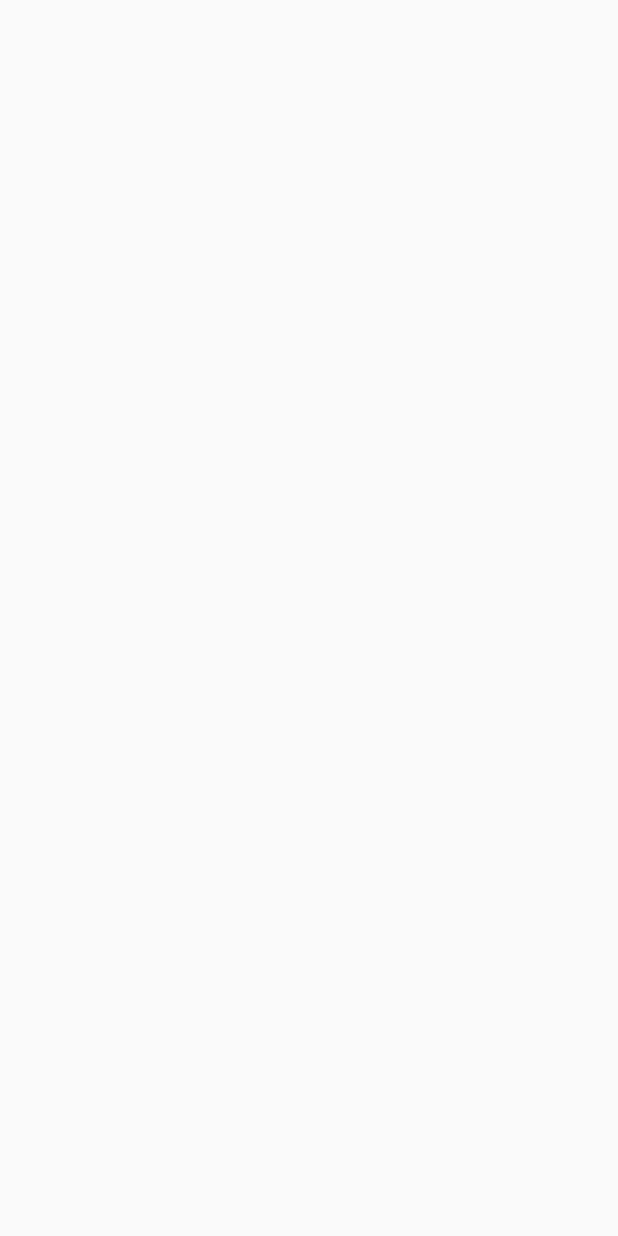
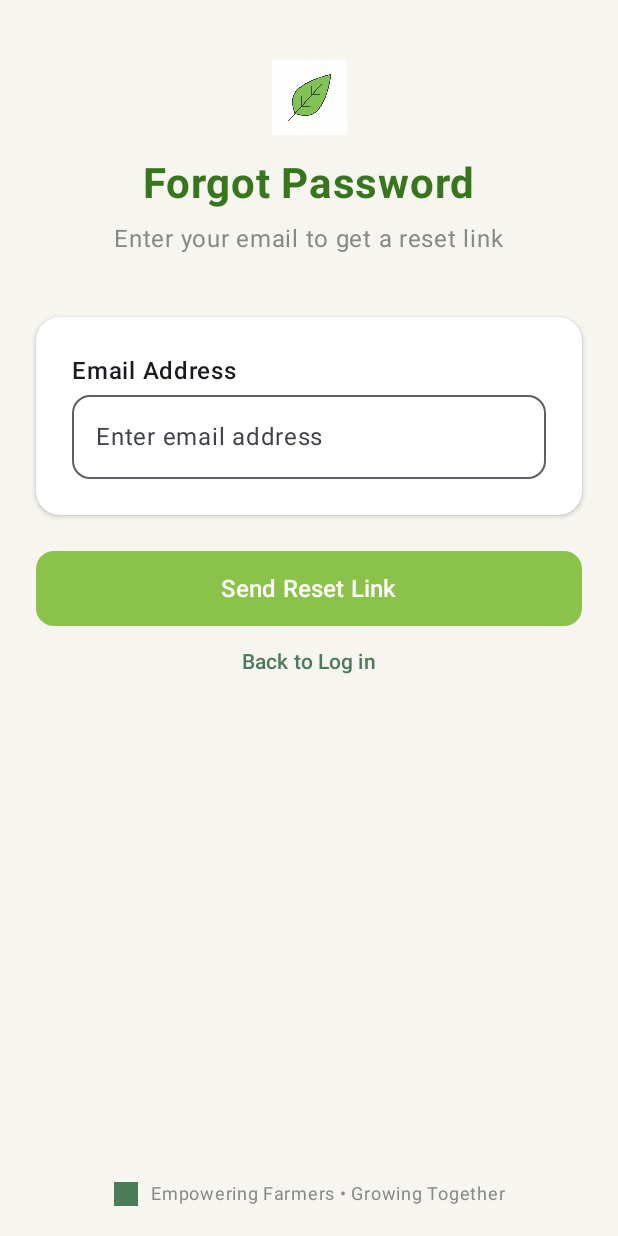
Before and after one commit to Parth4210/SmartCropAdvisorySystem, an Android app built with Jetpack Compose: the login_flow screen opened through its navigation route, on a phone screen of 412 x 824 dp. Before the commit the screen is empty. Run offline under Robolectric (Android 15) with nearby library versions, the phone set to English and light mode, and no system bars.

Commit message:
Made Registeration & Forgot Password Page. Added Two ViewModels For authentication.

```diff
--- a/app/build.gradle.kts
+++ b/app/build.gradle.kts
@@ -64,6 +64,7 @@ dependencies {
     //For Location Services
 
     implementation("com.google.android.gms:play-services-location:21.2.0")
+    implementation("androidx.lifecycle:lifecycle-viewmodel-compose:2.8.0")
     //
     //// For Networking (for API calls)
     implementation("com.squareup.retrofit2:retrofit:2.9.0")
@@ -71,6 +72,7 @@ dependencies {
     implementation("com.squareup.moshi:moshi-kotlin:1.14.0")
     implementation("androidx.lifecycle:lifecycle-viewmodel-compose:2.8.2")
     implementation("androidx.compose.material:material-icons-extended")
+    implementation("androidx.lifecycle:lifecycle-viewmodel-compose:2.8.0")
 
 
 
--- /dev/null
+++ b/app/src/main/java/com/samadhanl/smartcropadivsorysystem/Components/ForgotPassword.kt
@@ -0,0 +1,101 @@
+// In file: ForgotPassword.kt
+package com.samadhanl.smartcropadivsorysystem
+
+import android.widget.Toast
+import androidx.compose.foundation.layout.*
+import androidx.compose.foundation.rememberScrollState
+import androidx.compose.foundation.shape.RoundedCornerShape
+import androidx.compose.foundation.verticalScroll
+import androidx.compose.material3.*
+import androidx.compose.runtime.*
+import androidx.compose.ui.Alignment
+import androidx.compose.ui.Modifier
+import androidx.compose.ui.graphics.Color
+import androidx.compose.ui.platform.LocalContext
+import androidx.compose.ui.text.input.KeyboardType
+import androidx.compose.ui.tooling.preview.Preview
+import androidx.compose.ui.unit.dp
+import androidx.compose.ui.unit.sp
+import androidx.lifecycle.viewmodel.compose.viewModel
+import com.samadhanl.smartcropadivsorysystem.ui.theme.SmartCropAdivsorySystemTheme
+
+@Composable
+fun ForgotPasswordScreen(
+    onSendLinkClicked: () -> Unit,
+    onBackToLoginClicked: () -> Unit,
+    viewModel: ForgotPasswordViewModel = viewModel() // Get an instance of the ViewModel
+) {
+    val uiState by viewModel.uiState.collectAsState() // Observe the state from the ViewModel
+    val context = LocalContext.current
+
+    Scaffold(
+        containerColor = Color(0xFFF7F5F0)
+    ) { innerPadding ->
+        Column(
+            modifier = Modifier
+                .fillMaxSize()
+                .padding(innerPadding)
+                .padding(horizontal = 24.dp)
+                .verticalScroll(rememberScrollState()),
+            horizontalAlignment = Alignment.CenterHorizontally
+        ) {
+            // Header Section
+            AuthHeader(title = "Forgot Password", subtitle = "Enter your email to get a reset link")
+
+            // Form Section
+            Card(
+                modifier = Modifier.fillMaxWidth(),
+                shape = RoundedCornerShape(16.dp),
+                colors = CardDefaults.cardColors(containerColor = Color.White),
+                elevation = CardDefaults.cardElevation(defaultElevation = 2.dp)
+            ) {
+                Column(modifier = Modifier.padding(24.dp)) {
+                    // This text field is now connected to the ViewModel
+                    AuthTextField(
+                        value = uiState.email,
+                        onValueChange = viewModel::onEmailChange,
+                        label = "Email Address",
+                        keyboardType = KeyboardType.Email,
+                        error = uiState.emailError // Pass the error message from the ViewModel
+                    )
+                }
+            }
+
+            Spacer(Modifier.height(24.dp))
+
+            // Buttons Section
+            Button(
+                onClick = {
+                    // The ViewModel's validation logic is called here
+                    viewModel.onSendLinkClicked {
+                        // This block only runs if the email is valid
+                        Toast.makeText(context, "Reset link sent!", Toast.LENGTH_SHORT).show()
+                        onSendLinkClicked()
+                    }
+                },
+                modifier = Modifier
+                    .fillMaxWidth()
+                    .height(50.dp),
+                colors = ButtonDefaults.buttonColors(containerColor = Color(0xFF8BC34A)),
+                shape = RoundedCornerShape(12.dp)
+            ) {
+                Text("Send Reset Link", fontSize = 16.sp)
+            }
+            TextButton(onClick = onBackToLoginClicked) {
+                Text("Back to Log in", color = Color(0xFF4A7C59))
+            }
+
+            Spacer(Modifier.weight(1f)) // Pushes footer to the bottom
+            AuthFooter()
+            Spacer(Modifier.height(16.dp))
+        }
+    }
+}
+
+@Preview(showBackground = true)
+@Composable
+fun ForgotPasswordScreenPreview() {
+    SmartCropAdivsorySystemTheme {
+        ForgotPasswordScreen(onSendLinkClicked = {}, onBackToLoginClicked = {})
+    }
+}
--- /dev/null
+++ b/app/src/main/java/com/samadhanl/smartcropadivsorysystem/Components/ForgotPasswordViewModel.kt
@@ -0,0 +1,38 @@
+// In file: ForgotPasswordViewModel.kt
+package com.samadhanl.smartcropadivsorysystem
+
+import androidx.lifecycle.ViewModel
+import kotlinx.coroutines.flow.MutableStateFlow
+import kotlinx.coroutines.flow.asStateFlow
+import kotlinx.coroutines.flow.update
+import android.util.Patterns
+
+// Holds the current state of the forgot password form
+data class ForgotPasswordUiState(
+    val email: String = "",
+    val emailError: String? = null
+)
+
+class ForgotPasswordViewModel : ViewModel() {
+    private val _uiState = MutableStateFlow(ForgotPasswordUiState())
+    val uiState = _uiState.asStateFlow()
+
+    fun onEmailChange(email: String) {
+        // Update the email value and clear any previous error
+        _uiState.update { it.copy(email = email, emailError = null) }
+    }
+
+    fun onSendLinkClicked(onSuccess: () -> Unit) {
+        val email = _uiState.value.email
+
+        // --- Validation Rule ---
+        if (!Patterns.EMAIL_ADDRESS.matcher(email).matches()) {
+            _uiState.update { it.copy(emailError = "Please enter a valid email address") }
+            return // Stop execution if email is invalid
+        }
+
+        // If validation is successful, clear any errors and call the success lambda
+        _uiState.update { it.copy(emailError = null) }
+        onSuccess()
+    }
+}
--- a/app/src/main/java/com/samadhanl/smartcropadivsorysystem/Components/LoginFlow.kt
+++ b/app/src/main/java/com/samadhanl/smartcropadivsorysystem/Components/LoginFlow.kt
@@ -4,39 +4,32 @@ import androidx.compose.animation.Crossfade
 import androidx.compose.runtime.Composable
 import androidx.lifecycle.viewmodel.compose.viewModel
 import androidx.navigation.NavController
-import com.samadhanl.smartcropadivsorysystem.MarketPriceScreen
+import com.samadhanl.smartcropadivsorysystem.ForgotPasswordScreen
+import com.samadhanl.smartcropadivsorysystem.RegistrationScreen
 import com.samadhanl.smartcropadivsorysystem.ViewModel.AuthViewModel
-//import com.samadhanl.smartcropadivsorysystem.Components.SoilHealthScreen // <-- Add this import statement
-import com.samadhanl.smartcropadivsorysystem.SoilHealthScreen
 
-// --- Composable that handles showing Splash or Login ---
 @Composable
 fun LoginFlow(navController: NavController, authViewModel: AuthViewModel = viewModel()) {
     val uiState = authViewModel.uiState
-    Crossfade(targetState = uiState.showSplash) { isShowingSplash ->
+
+    // Temporarily disable splash for testing
+    uiState.showSplash = false
+
+    Crossfade(targetState = false) { isShowingSplash ->
         if (isShowingSplash) {
-            // SplashScreen()
+            // SplashScreen() would go here
         } else {
-            // --- TEMPORARY CHANGE FOR TESTING ---
-            // Directly showing SoilHealthScreen and skipping login.
-            //SoilHealthScreen(onNavigateBack = { }) // You need to provide any required parameters like this.
-            MarketPriceScreen(onNavigateBack = { navController.popBackStack() })
-            }
-            /* <-- Start of comment
-            // The original LoginScreen is now commented out.
-            LoginScreen(
-                uiState = uiState,
-                onMobileChange = authViewModel::onMobileChange,
-                onEmailChange = authViewModel::onEmailChange,
-                onPasswordChange = authViewModel::onPasswordChange,
-                onLogin = {
-                    authViewModel.onLoginClicked {
-                        navController.navigate("SoilHealth") {
-                            popUpTo("login_flow") { inclusive = true }
-                        }
-                    }
-                }
+            // --- The RegistrationScreen is now correctly placed inside the else block ---
+            /*RegistrationScreen(
+                onRegisterSuccess = { *//* Does nothing for now *//* },
+                onLoginClicked = { *//* Does nothing for now *//* }
+            )*/
+
+            ForgotPasswordScreen(
+                onSendLinkClicked = { /* Does nothing for now */ },
+                onBackToLoginClicked = { /* Does nothing for now */ }
             )
-            */ // <-- End of comment
+
         }
     }
+}
--- /dev/null
+++ b/app/src/main/java/com/samadhanl/smartcropadivsorysystem/Components/Registeration.kt
@@ -0,0 +1,192 @@
+// In file: Registration.kt
+package com.samadhanl.smartcropadivsorysystem
+
+import android.widget.Toast
+import androidx.compose.foundation.Image
+import androidx.compose.foundation.layout.*
+import androidx.compose.foundation.rememberScrollState
+import androidx.compose.foundation.shape.RoundedCornerShape
+import androidx.compose.foundation.text.KeyboardOptions
+import androidx.compose.foundation.verticalScroll
+import androidx.compose.material3.*
+import androidx.compose.runtime.*
+import androidx.compose.ui.Alignment
+import androidx.compose.ui.Modifier
+import androidx.compose.ui.graphics.Color
+import androidx.compose.ui.platform.LocalContext
+import androidx.compose.ui.res.painterResource
+import androidx.compose.ui.text.font.FontWeight
+import androidx.compose.ui.text.input.KeyboardType
+import androidx.compose.ui.text.input.PasswordVisualTransformation
+import androidx.compose.ui.text.input.VisualTransformation
+import androidx.compose.ui.text.style.TextAlign
+import androidx.compose.ui.tooling.preview.Preview
+import androidx.compose.ui.unit.dp
+import androidx.compose.ui.unit.sp
+import androidx.lifecycle.viewmodel.compose.viewModel // <-- Important import
+import com.samadhanl.smartcropadivsorysystem.ui.theme.SmartCropAdivsorySystemTheme
+
+@Composable
+fun RegistrationScreen(
+    onRegisterSuccess: () -> Unit,
+    onLoginClicked: () -> Unit,
+    viewModel: RegistrationViewModel = viewModel() // Get an instance of the ViewModel
+) {
+    val uiState by viewModel.uiState.collectAsState() // Observe the state from the ViewModel
+    val context = LocalContext.current
+
+    Scaffold(
+        containerColor = Color(0xFFF7F5F0)
+    ) { innerPadding ->
+        Column(
+            modifier = Modifier
+                .fillMaxSize()
+                .padding(innerPadding)
+                .padding(horizontal = 24.dp)
+                .verticalScroll(rememberScrollState()),
+            horizontalAlignment = Alignment.CenterHorizontally
+        ) {
+            // Header Section
+            AuthHeader(title = "Farmer's Registration", subtitle = "Create your account")
+
+            // Form Section
+            Card(
+                modifier = Modifier.fillMaxWidth(),
+                shape = RoundedCornerShape(16.dp),
+                colors = CardDefaults.cardColors(containerColor = Color.White),
+                elevation = CardDefaults.cardElevation(defaultElevation = 2.dp)
+            ) {
+                Column(modifier = Modifier.padding(24.dp)) {
+                    // Each text field is connected to the ViewModel's state and error state
+                    AuthTextField(value = uiState.fullName, onValueChange = viewModel::onFullNameChange, label = "Full Name", error = uiState.fullNameError)
+                    Spacer(Modifier.height(16.dp))
+                    AuthTextField(value = uiState.mobileNumber, onValueChange = viewModel::onMobileChange, label = "Mobile Number", keyboardType = KeyboardType.Phone, error = uiState.mobileNumberError)
+                    Spacer(Modifier.height(16.dp))
+                    AuthTextField(value = uiState.email, onValueChange = viewModel::onEmailChange, label = "Email Address", keyboardType = KeyboardType.Email, error = uiState.emailError)
+                    Spacer(Modifier.height(16.dp))
+                    AuthTextField(value = uiState.password, onValueChange = viewModel::onPasswordChange, label = "Password", isPassword = true, error = uiState.passwordError)
+                    Spacer(Modifier.height(16.dp))
+                    AuthTextField(value = uiState.confirmPassword, onValueChange = viewModel::onConfirmPasswordChange, label = "Confirm Password", isPassword = true, error = uiState.confirmPasswordError)
+                }
+            }
+
+            Spacer(Modifier.height(24.dp))
+
+            // Buttons Section
+            Button(
+                onClick = {
+                    viewModel.onRegisterClicked {
+                        // This block will only run if validation is successful
+                        Toast.makeText(context, "Registration Successful!", Toast.LENGTH_SHORT).show()
+                        onRegisterSuccess()
+                    }
+                },
+                modifier = Modifier.fillMaxWidth().height(50.dp),
+                colors = ButtonDefaults.buttonColors(containerColor = Color(0xFF8BC34A)),
+                shape = RoundedCornerShape(12.dp)
+            ) {
+                Text("Register", fontSize = 16.sp)
+            }
+            TextButton(onClick = onLoginClicked) {
+                Text("Already have an account? Log in", color = Color(0xFF4A7C59))
+            }
+
+            Spacer(Modifier.weight(1f))
+            AuthFooter()
+            Spacer(Modifier.height(16.dp))
+        }
+    }
+}
+
+/**
+ * Reusable text field, now with error handling.
+ */
+@Composable
+fun AuthTextField(
+    value: String,
+    onValueChange: (String) -> Unit,
+    label: String,
+    error: String?, // New parameter to accept an error message
+    isPassword: Boolean = false,
+    keyboardType: KeyboardType = KeyboardType.Text
+) {
+    Column {
+        Text(label, fontWeight = FontWeight.Medium, modifier = Modifier.padding(bottom = 4.dp))
+        OutlinedTextField(
+            value = value,
+            onValueChange = onValueChange,
+            modifier = Modifier.fillMaxWidth(),
+            shape = RoundedCornerShape(12.dp),
+            placeholder = { Text("Enter ${label.lowercase()}") },
+            singleLine = true,
+            visualTransformation = if (isPassword) PasswordVisualTransformation() else VisualTransformation.None,
+            keyboardOptions = KeyboardOptions(keyboardType = keyboardType),
+            // This will highlight the field in red if there is an error
+            isError = error != null
+        )
+        // This will show the error message in red text below the field
+        if (error != null) {
+            Text(
+                text = error,
+                color = MaterialTheme.colorScheme.error,
+                fontSize = 12.sp,
+                modifier = Modifier.padding(start = 4.dp, top = 4.dp)
+            )
+        }
+    }
+}
+
+
+/**
+ * Reusable header for auth screens.
+ */
+@Composable
+fun AuthHeader(title: String, subtitle: String) {
+    Column(
+        horizontalAlignment = Alignment.CenterHorizontally,
+        modifier = Modifier.padding(vertical = 40.dp)
+    ) {
+        // Make sure you have 'ic_app_logo.xml' in res/drawable
+        Image(
+            painter = painterResource(id = R.drawable.leaf),
+            contentDescription = "App Logo",
+            modifier = Modifier.size(50.dp)
+        )
+        Spacer(Modifier.height(16.dp))
+        Text(title, fontSize = 28.sp, fontWeight = FontWeight.Bold, color = Color(0xFF38761D))
+        Spacer(Modifier.height(8.dp))
+        Text(subtitle, fontSize = 16.sp, color = Color.Gray)
+    }
+}
+
+/**
+ * Reusable footer for auth screens.
+ */
+@Composable
+fun AuthFooter() {
+    Row(verticalAlignment = Alignment.CenterVertically) {
+        // Make sure you have 'ic_leaf_icon.xml' in res/drawable
+        Icon(
+            painter = painterResource(id = R.drawable.leaf),
+            contentDescription = "Leaf icon",
+            tint = Color(0xFF4A7C59),
+            modifier = Modifier.size(16.dp)
+        )
+        Spacer(Modifier.width(8.dp))
+        Text(
+            "Empowering Farmers • Growing Together",
+            fontSize = 12.sp,
+            color = Color.Gray,
+            textAlign = TextAlign.Center
+        )
+    }
+}
+
+
+@Preview(showBackground = true)
+@Composable
+fun RegistrationScreenPreview() {
+    SmartCropAdivsorySystemTheme {
+        RegistrationScreen(onRegisterSuccess = {}, onLoginClicked = {})
+    }
+}
--- a/app/src/main/java/com/samadhanl/smartcropadivsorysystem/Data/AuthUSD.kt
+++ b/app/src/main/java/com/samadhanl/smartcropadivsorysystem/Data/AuthUSD.kt
@@ -1,7 +1,7 @@
 package com.samadhanl.smartcropadivsorysystem.Data
 
 data class AuthUiState(
-    val showSplash: Boolean = true,
+    var showSplash: Boolean = true,
     val mobile: String = "",
     val email: String = "",
     val password: String = "",
```
Also changed, not shown: app/src/main/java/com/samadhanl/smartcropadivsorysystem/Components/RegistrationViewModel.kt (added, +90 -0 lines).
